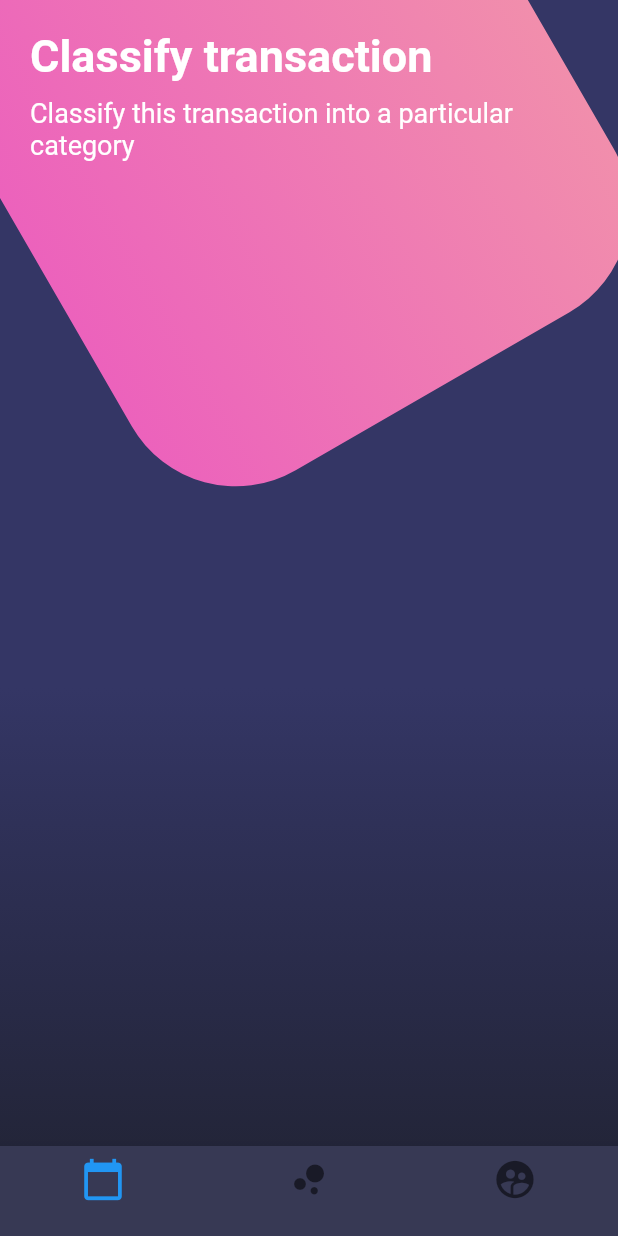
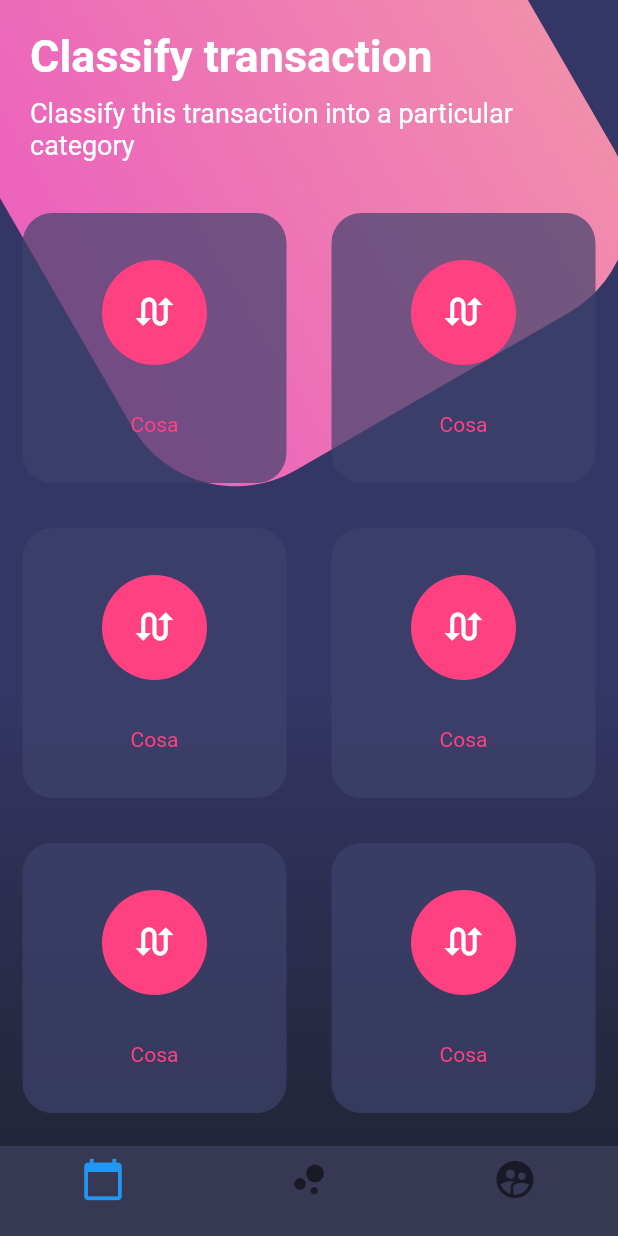
Before and after one commit to CristhoperDev/disenos_flutter_app, a Flutter app: the screen it shows after launch, on a phone screen of 412 x 824 dp. Run offline on Flutter 3.47's test engine with Material 2 defaults, Android fonts, the phone set to English and light mode, and no system bars.

Commit message:
complex design table and table row

```diff
--- a/lib/main.dart
+++ b/lib/main.dart
@@ -10,7 +10,7 @@ class MyApp extends StatelessWidget {
   @override
   Widget build(BuildContext context) {
     SystemChrome.setSystemUIOverlayStyle( SystemUiOverlayStyle.light.copyWith(
-      statusBarColor: Colors.white
+      statusBarColor: Colors.transparent
     ) );
 
     return MaterialApp(
--- a/lib/src/pages/buttons_page.dart
+++ b/lib/src/pages/buttons_page.dart
@@ -14,14 +14,15 @@ class ButtonsPage extends StatelessWidget {
             SingleChildScrollView(
               child: Column(
                 children: <Widget>[
-                  _titles()
+                  _titles(),
+                  _roundedButtons()
                 ],
               ),
             ),
           ],
         )
       ),
-      bottomNavigationBar: _bottonNavigationBar(context),
+      bottomNavigationBar: _buttonNavigationBar(context),
     );
   }
 
@@ -88,7 +89,7 @@ class ButtonsPage extends StatelessWidget {
     );
   }
 
-  Widget _bottonNavigationBar(BuildContext context) {
+  Widget _buttonNavigationBar(BuildContext context) {
     return Theme(
       data: Theme.of(context).copyWith(
         canvasColor: Color.fromRGBO(55, 57, 84, 1.0),
@@ -113,4 +114,61 @@ class ButtonsPage extends StatelessWidget {
       ),
     );
   }
+
+  Widget _roundedButtons() {
+    return Table(
+      children: [
+        TableRow(
+          children: [
+            _createRoundedButton(),
+            _createRoundedButton(),
+          ]
+        ),
+        TableRow(
+          children: [
+            _createRoundedButton(),
+            _createRoundedButton(),
+          ]
+        ),
+        TableRow(
+          children: [
+            _createRoundedButton(),
+            _createRoundedButton(),
+          ]
+        ),
+        TableRow(
+          children: [
+            _createRoundedButton(),
+            _createRoundedButton(),
+          ]
+        ),
+      ],
+    );
+  }
+
+  Widget _createRoundedButton() {
+    return Container(
+      height: 180,
+      margin: EdgeInsets.all(15.0),
+      decoration: BoxDecoration(
+        color: Color.fromRGBO(62, 66, 107, 0.7),
+        borderRadius: BorderRadius.circular(20.0)
+      ),
+      child: Column(
+        mainAxisAlignment: MainAxisAlignment.spaceEvenly,
+        children: <Widget>[
+          CircleAvatar(
+            backgroundColor: Colors.pinkAccent,
+            radius: 35.0,
+            child: Icon(
+              Icons.swap_calls,
+              color: Colors.white,
+              size: 30.0,
+            ),
+          ),
+          Text('Cosa', style: TextStyle(color: Colors.pinkAccent)),
+        ],
+      ),
+    );
+  }
 }
```
